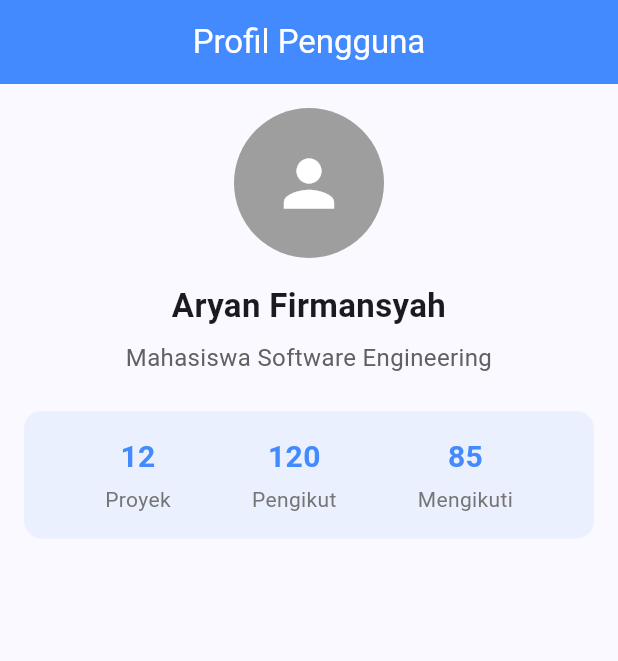
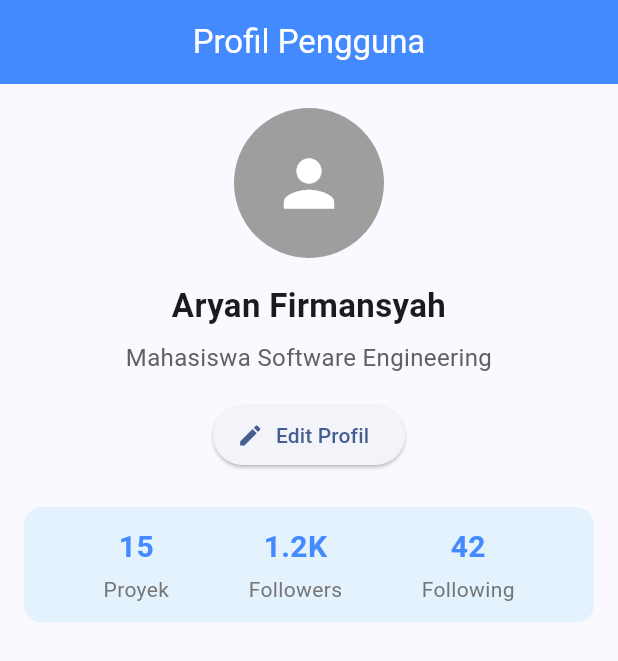
Before and after one commit to aryanfirmansyah126/flutter-profile-app, a Flutter app: the screen it shows after launch, on a phone screen of 412 x 824 dp. Shown: the top 661 px of the screen. Run offline on Flutter 3.47's test engine with Material 3 defaults, Android fonts, the light colour scheme and no system bars.

Commit message:
refactor: extract statistics UI into ProfileStats and StatItem widgets

```diff
--- a/lib/pages/profile_page.dart
+++ b/lib/pages/profile_page.dart
@@ -12,10 +12,10 @@ class ProfilePage extends StatelessWidget {
         backgroundColor: Colors.blueAccent,
         foregroundColor: Colors.white,
       ),
-      body: const SingleChildScrollView(
-        padding: EdgeInsets.all(16.0),
+      body: SingleChildScrollView(
+        padding: const EdgeInsets.all(16.0),
         child: Column(
-          children: [
+          children: const [
             ProfileAvatar(),
             SizedBox(height: 16),
             ProfileInfo(
@@ -75,13 +75,25 @@ class ProfileInfo extends StatelessWidget {
           style: TextStyle(fontSize: 16, color: Colors.grey[700]),
           textAlign: TextAlign.center,
         ),
+        const SizedBox(height: 16),
+        ElevatedButton.icon(
+          onPressed: () {
+            ScaffoldMessenger.of(context).showSnackBar(
+              const SnackBar(
+                content: Text('Fitur edit belum aktif pada modul statis.'),
+              ),
+            );
+          },
+          icon: const Icon(Icons.edit, size: 18),
+          label: const Text('Edit Profil'),
+        ),
       ],
     );
   }
 }
 
 
-// WIDGET: PROFILE STATS
+// WIDGET: PROFILE STATS (EXTRACT WIDGET)
 
 class ProfileStats extends StatelessWidget {
   const ProfileStats({super.key});
@@ -89,35 +101,42 @@ class ProfileStats extends StatelessWidget {
   @override
   Widget build(BuildContext context) {
     return Container(
-      padding: const EdgeInsets.symmetric(vertical: 16.0),
+      padding: const EdgeInsets.symmetric(vertical: 12),
       decoration: BoxDecoration(
-        color: Colors.blueAccent.withOpacity(0.08),
+        color: Colors.blue[50],
         borderRadius: BorderRadius.circular(12),
       ),
       child: Row(
         mainAxisAlignment: MainAxisAlignment.spaceEvenly,
         children: const [
-          _StatItem(label: 'Proyek', value: '12'),
-          _StatItem(label: 'Pengikut', value: '120'),
-          _StatItem(label: 'Mengikuti', value: '85'),
+          StatItem(count: '15', label: 'Proyek'),
+          StatItem(count: '1.2K', label: 'Followers'),
+          StatItem(count: '42', label: 'Following'),
         ],
       ),
     );
   }
 }
 
-class _StatItem extends StatelessWidget {
+
+// WIDGET: STAT ITEM (REUSABLE WIDGET)
+
+class StatItem extends StatelessWidget {
+  final String count;
   final String label;
-  final String value;
 
-  const _StatItem({required this.label, required this.value});
+  const StatItem({
+    super.key,
+    required this.count,
+    required this.label,
+  });
 
   @override
   Widget build(BuildContext context) {
     return Column(
       children: [
         Text(
-          value,
+          count,
           style: const TextStyle(
             fontSize: 20,
             fontWeight: FontWeight.bold,
@@ -127,7 +146,10 @@ class _StatItem extends StatelessWidget {
         const SizedBox(height: 4),
         Text(
           label,
-          style: TextStyle(fontSize: 14, color: Colors.grey[600]),
+          style: TextStyle(
+            fontSize: 14,
+            color: Colors.grey[600],
+          ),
         ),
       ],
     );
```
Also changed, not shown: 1 other file.
